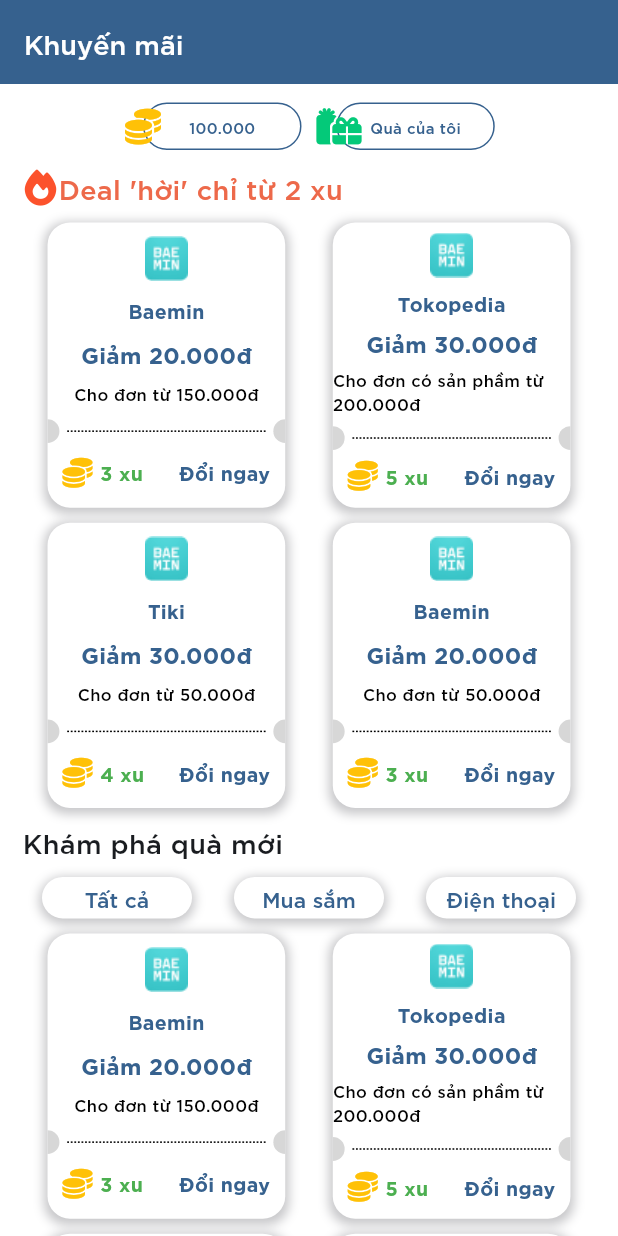
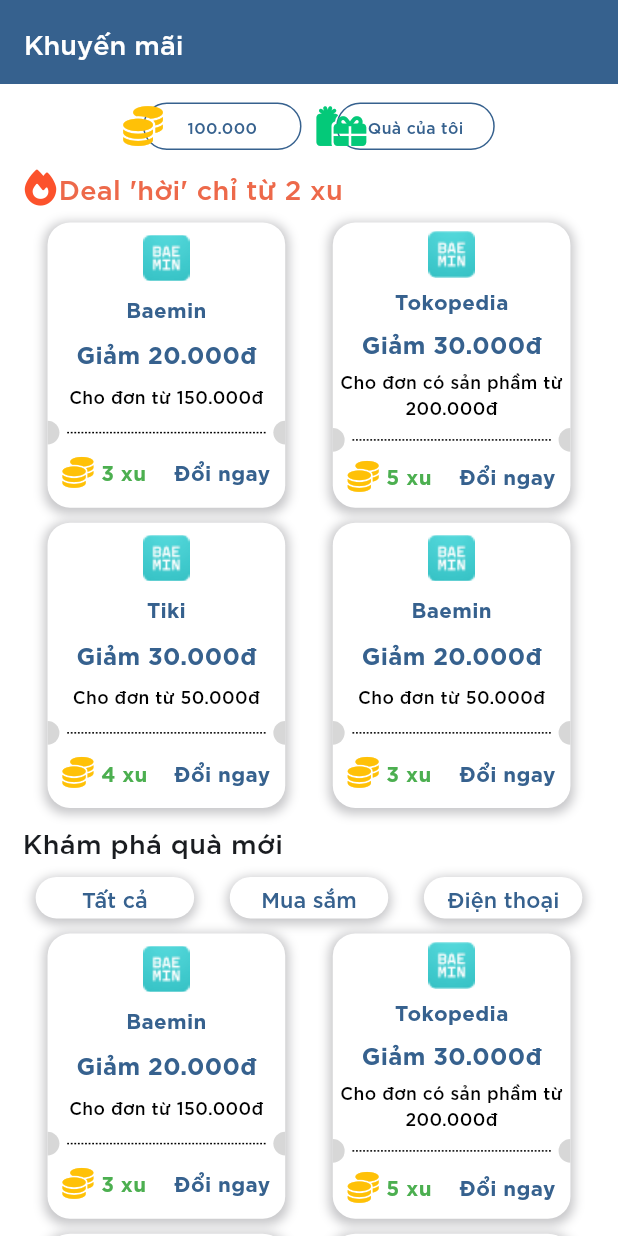
Before and after one commit to hiepchau/EwalletFlutterUI, a Flutter app: the PromoPage screen opened directly, on a phone screen of 412 x 824 dp. Run offline on Flutter 3.47's test engine with Material 2 defaults, Android fonts, the phone set to English and light mode, and no system bars; our stand-ins replace animated_bottom_navigation_bar, barcode_widget, expandable_page_view, flutter_countdown_timer, flutter_font_icons, flutter_screenutil and 1 more; missing offline and left inert: barcode_scan2.

Commit message:
Responsive

```diff
--- a/lib/pages/promo_page.dart
+++ b/lib/pages/promo_page.dart
@@ -11,6 +11,7 @@ import 'package:ewallet/utils/list_utils.dart';
 import 'package:ewallet/utils/widget_utils.dart';
 import 'package:flutter/material.dart';
 import 'package:flutter/widgets.dart';
+import 'package:flutter_screenutil/flutter_screenutil.dart';
 import 'package:font_awesome_flutter/font_awesome_flutter.dart';
 
 class Promo {
@@ -130,7 +131,7 @@ class _PromoTabState extends State<_PromoTab> {
                   ),
                   Text(
                     'Deal \'hời\' chỉ từ 2 xu',
-                    style: TextStyle(color: Color.fromRGBO(237, 105, 74, 1),fontSize: 18),
+                    style: TextStyle(color: Color.fromRGBO(237, 105, 74, 1), fontSize: 18),
                   ),
                 ],
               ),
@@ -190,7 +191,7 @@ class _PromoTabState extends State<_PromoTab> {
   Widget buildRoundButton(
       double suggestIconHeight, String text, void Function()? onTap) {
     return Container(
-      width: 100,
+      width: 100.w,
       height: suggestIconHeight,
       decoration: BoxDecoration(
         color: Colors.white,
@@ -208,7 +209,7 @@ class _PromoTabState extends State<_PromoTab> {
         child: Center(
           child: TextButton(
             onPressed: onTap,
-            child: Text(text, style: const TextStyle(fontSize: 30)),
+            child: Text(text, style: TextStyle(fontSize: 30.sp)),
           ),
         ),
       ),
@@ -254,10 +255,12 @@ class _PromoPageState extends State<PromoPage> with TickerProviderStateMixin {
                     builder: (context, constraints) {
                       final width = constraints.maxWidth;
 
-                      final iconWidth = width * 25 / 390;
-                      final contentWidth = width * 100 / 390;
+                      // final iconWidth = width * 25 / 390;
+                      // final contentWidth = width * 100 / 390;
+                      final iconWidth = 25.0.w;
+                      final contentWidth = 100.0.w;
 
-                      final fontSize = 10.0;
+                      final fontSize = 10.0.sp;
 
                       return Row(
                           mainAxisAlignment: MainAxisAlignment.center,
@@ -356,7 +359,7 @@ class _PromoPageState extends State<PromoPage> with TickerProviderStateMixin {
               alignment: Alignment.centerLeft,
               child: SizedBox(
                 width: flexWidth,
-                child: flex,
+                child: FittedBox(child: flex),
               ),
             ),
           ],
--- a/lib/pages/widgets/promo_item.dart
+++ b/lib/pages/widgets/promo_item.dart
@@ -2,6 +2,7 @@ import 'dart:math';
 
 import 'package:ewallet/style/color.dart';
 import 'package:flutter/material.dart';
+import 'package:flutter_screenutil/flutter_screenutil.dart';
 import 'package:font_awesome_flutter/font_awesome_flutter.dart';
 
 class _DashedLine extends StatelessWidget {
@@ -77,20 +78,30 @@ class PromoItem extends StatelessWidget {
                 return Column(
                   mainAxisAlignment: MainAxisAlignment.spaceEvenly,
                   children: [
-                    Image.asset('assets/images/icons/baeminIcon.png'),
+                    Container(
+                        width: 30.h,
+                        height: 30.h,
+                        decoration: const BoxDecoration(
+                          image: DecorationImage(
+                            image: AssetImage(
+                                'assets/images/icons/baeminIcon.png'),
+                            fit: BoxFit.cover,
+                          ),
+                        )),
                     Text(title,
                         style: TextStyle(
-                            fontSize: 13,
+                            fontSize: 13.sp,
                             fontWeight: FontWeight.bold,
                             color: primary)),
                     Text(subTitle,
                         style: TextStyle(
-                            fontSize: 15,
+                            fontSize: 15.sp,
                             fontWeight: FontWeight.bold,
                             color: primary)),
                     Text(description,
+                        textAlign: TextAlign.center,
                         style: TextStyle(
-                          fontSize: 11,
+                          fontSize: 11.sp,
                           fontWeight: FontWeight.w300,
                           color: Colors.black,
                         )),
@@ -127,17 +138,23 @@ class PromoItem extends StatelessWidget {
                         crossAxisAlignment: CrossAxisAlignment.stretch,
                         children: [
                           Padding(
-                            padding: const EdgeInsets.only(left: 10,bottom: 5),
+                            padding: const EdgeInsets.only(left: 10, bottom: 5),
                             child: Align(
                               alignment: Alignment.centerLeft,
                               child: Row(
                                 mainAxisAlignment: MainAxisAlignment.center,
                                 children: [
-                                  Icon(FontAwesomeIcons.coins, size: 20, color: Colors.amber,),
-                                  SizedBox(width: 5,),
+                                  Icon(
+                                    FontAwesomeIcons.coins,
+                                    size: 20.h,
+                                    color: Colors.amber,
+                                  ),
+                                  SizedBox(
+                                    width: 5,
+                                  ),
                                   Text(price,
                                       style: TextStyle(
-                                          fontSize: 13,
+                                          fontSize: 13.sp,
                                           fontWeight: FontWeight.bold,
                                           color: Colors.green)),
                                 ],
@@ -145,12 +162,13 @@ class PromoItem extends StatelessWidget {
                             ),
                           ),
                           Padding(
-                            padding: const EdgeInsets.only(right: 10, bottom: 5),
+                            padding:
+                                const EdgeInsets.only(right: 10, bottom: 5),
                             child: Align(
                                 alignment: Alignment.centerRight,
                                 child: Text(actionTitle,
                                     style: TextStyle(
-                                        fontSize: 13,
+                                        fontSize: 13.sp,
                                         fontWeight: FontWeight.bold,
                                         color: primary))),
                           )
--- a/pubspec.yaml
+++ b/pubspec.yaml
@@ -24,7 +24,7 @@ dependencies:
   flutter_countdown_timer: ^4.1.0
   qr_code_scanner: ^1.0.1
   intl: ^0.18.0
-
+  flutter_screenutil: ^5.6.1
 
 dev_dependencies:
   flutter_test:
```
Also changed, not shown: lib/main.dart (+9 -3 lines), lib/pages/dashboard_page.dart (+19 -18 lines), lib/pages/widgets/shortcut_icon.dart (+7 -2 lines), lib/utils/size_util.dart (added, +268 -0 lines), pubspec.lock.
